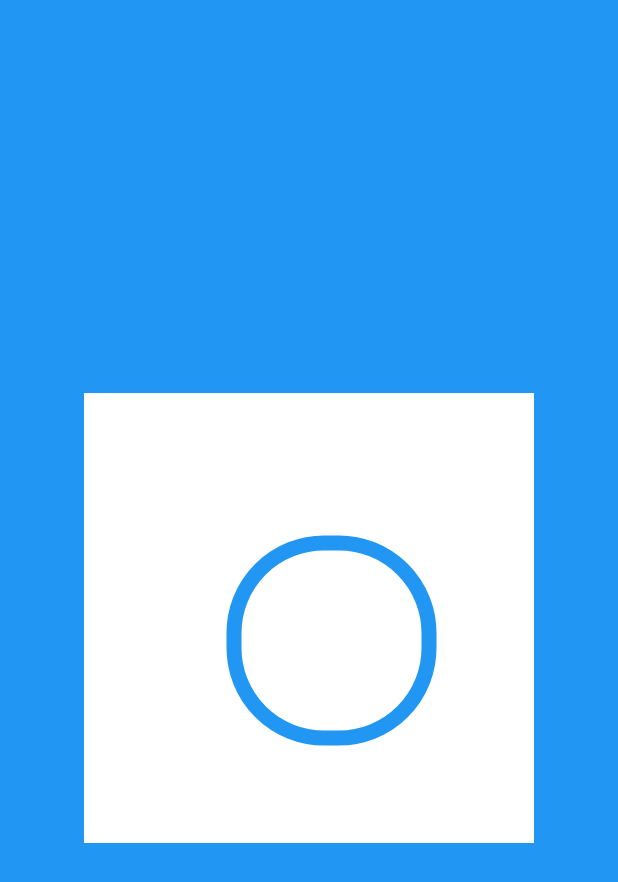
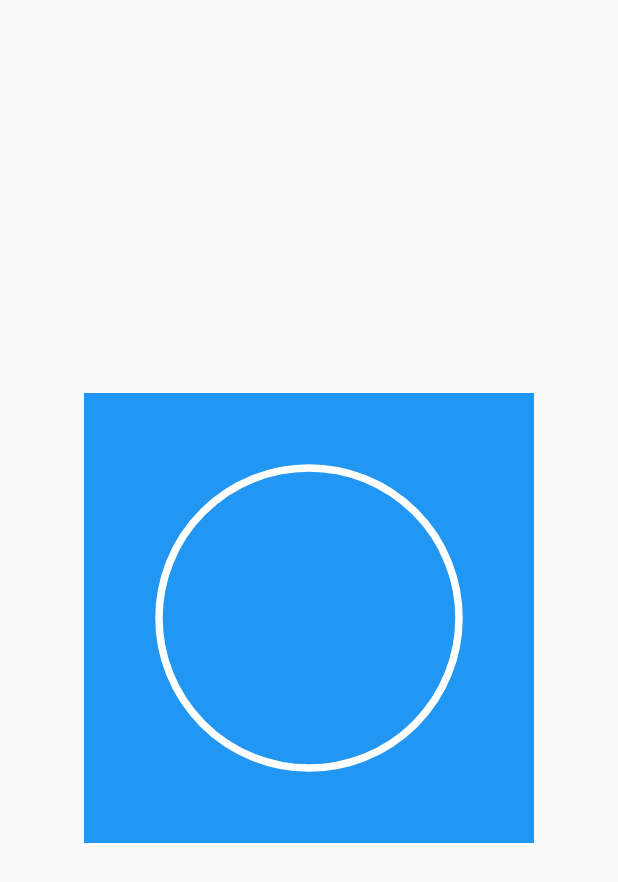
Before and after one commit to ahadjonovss/custom_paint_sample, a Flutter app: the screen it shows after launch, on a phone screen of 412 x 824 dp. Shown: the top 882 px of the screen. Run offline on Flutter 3.47's test engine with Material 2 defaults, Android fonts, the phone set to English and light mode, and no system bars.

Commit message:
Done: Draw Circle

```diff
--- a/lib/main.dart
+++ b/lib/main.dart
@@ -1,3 +1,4 @@
+import 'package:custom_paint_sample/preparing/circle.dart';
 import 'package:custom_paint_sample/preparing/line.dart';
 import 'package:custom_paint_sample/preparing/rectangle.dart';
 import 'package:custom_paint_sample/preparing/rounded_rectangle.dart';
@@ -17,7 +18,7 @@ class MyApp extends StatelessWidget {
       theme: ThemeData(
         primarySwatch: Colors.blue,
       ),
-      home: RoundedRectanglePreparing(),
+      home: DrawCirclePreparing(),
     );
   }
 }
--- /dev/null
+++ b/lib/preparing/circle.dart
@@ -0,0 +1,39 @@
+import 'package:flutter/material.dart';
+
+class DrawCirclePreparing extends StatelessWidget {
+  const DrawCirclePreparing({Key? key}) : super(key: key);
+
+  @override
+  Widget build(BuildContext context) {
+    return Scaffold(
+      body: Center(
+        child: Container(
+          height: 300,
+          width: 300,
+          color: Colors.blue,
+          child: CustomPaint(
+            painter: DrawCircle(),
+          ),
+        ),
+      ),
+    );
+  }
+}
+
+class DrawCircle extends CustomPainter {
+  @override
+  void paint(Canvas canvas, Size size) {
+    final paint = Paint()
+      ..color = Colors.white
+      ..strokeWidth = 5
+      ..style = PaintingStyle.stroke;
+
+    canvas.drawCircle(
+        Offset(size.width/2,size.height/2),
+        size.width*1/3,
+        paint);
+  }
+
+  @override
+  bool shouldRepaint(covariant CustomPainter oldDelegate) => false;
+}
--- a/lib/preparing/rounded_rectangle.dart
+++ b/lib/preparing/rounded_rectangle.dart
@@ -25,7 +25,7 @@ class RoundedRectDraw extends CustomPainter {
   @override
   void paint(Canvas canvas, Size size) {
     final paint = Paint()
-      ..strokeWidth = 10
+      ..strokeWidth = 3
       ..color = Colors.blue
       ..style = PaintingStyle.stroke;
 
```
